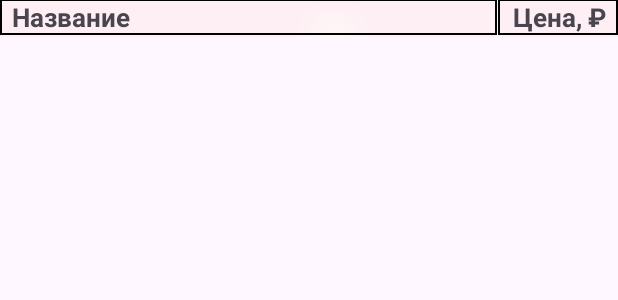
After one commit to Marina-Lyamina/Android_VetClinic, an Android app: the layout item_header_procedures.xml on its own in the app's theme, with its tools: preview values and no code run, on a phone screen of 412 x 824 dp. The commit adds this screen. Shown: the top 300 px of the screen. Run offline under Robolectric (Android 15) with nearby library versions, the light colour scheme and no system bars.

Commit message:
Update procedures fragment

```diff
--- /dev/null
+++ b/VetClinic/app/src/main/res/drawable/gradient_background.xml
@@ -0,0 +1,14 @@
+<shape
+    xmlns:android="http://schemas.android.com/apk/res/android"
+    android:shape="rectangle">
+
+    <gradient
+        android:type="radial"
+        android:centerX="54%"
+        android:centerY="98%"
+        android:startColor="#0AFFFF00"
+        android:endColor="#0AFF3B00"
+        android:gradientRadius="100%"
+        />
+
+</shape>
--- /dev/null
+++ b/VetClinic/app/src/main/res/drawable/item_header_procedures_border.xml
@@ -0,0 +1,4 @@
+<shape xmlns:android="http://schemas.android.com/apk/res/android">
+<!--    <solid android:color="@color/blue1"/>-->
+    <stroke android:color="@color/black" android:width="1dp"/>
+</shape>
--- /dev/null
+++ b/VetClinic/app/src/main/res/drawable/item_procedure_border.xml
@@ -0,0 +1,4 @@
+<shape xmlns:android="http://schemas.android.com/apk/res/android">
+    <solid android:color="@color/white"/>
+    <stroke android:color="@color/black" android:width="1dp"/>
+</shape>
--- /dev/null
+++ b/VetClinic/app/src/main/res/layout/item_header_procedures.xml
@@ -0,0 +1,33 @@
+<LinearLayout xmlns:android="http://schemas.android.com/apk/res/android"
+    android:layout_width="match_parent"
+    android:layout_height="wrap_content"
+    android:background="@drawable/gradient_background"
+    android:gravity="center_vertical"
+    android:orientation="horizontal">
+
+    <TextView
+        android:layout_width="0dp"
+        android:layout_height="wrap_content"
+        android:layout_marginEnd="0.3dp"
+        android:layout_marginBottom="0.3dp"
+        android:layout_weight="1"
+        android:background="@drawable/item_header_procedures_border"
+        android:paddingStart="8dp"
+        android:paddingEnd="16dp"
+        android:text="@string/title_name_procedure"
+        android:textSize="17sp"
+        android:textStyle="bold" />
+
+    <TextView
+        android:layout_width="wrap_content"
+        android:layout_height="wrap_content"
+        android:layout_marginBottom="0.3dp"
+        android:width="80dp"
+        android:background="@drawable/item_header_procedures_border"
+        android:gravity="end"
+        android:paddingStart="8dp"
+        android:paddingEnd="8dp"
+        android:text="@string/title_price_procedure"
+        android:textSize="17sp"
+        android:textStyle="bold" />
+</LinearLayout>
--- a/VetClinic/app/src/main/res/values/colors.xml
+++ b/VetClinic/app/src/main/res/values/colors.xml
@@ -2,4 +2,8 @@
 <resources>
     <color name="black">#FF000000</color>
     <color name="white">#FFFFFFFF</color>
+    <color name="blue1">#94A9F3</color>
+    <color name="blue2">#D9E0FB</color>
+    <color name="blue3">#3353D7</color>
+
 </resources>
--- a/VetClinic/app/src/main/res/values/strings.xml
+++ b/VetClinic/app/src/main/res/values/strings.xml
@@ -4,4 +4,6 @@
     <string name="menu_title_veterinarians">Врачи</string>
     <string name="menu_title_procedures">Процедуры</string>
     <string name="menu_title_account">Профиль</string>
+    <string name="title_name_procedure">Название</string>
+    <string name="title_price_procedure">Цена, ₽</string>
 </resources>
```
Also changed, not shown: VetClinic/app/src/main/java/ru/marinalyamina/vetclinic/adapters/ProcedureAdapter.kt (added, +54 -0 lines), VetClinic/app/src/main/java/ru/marinalyamina/vetclinic/fragments/ProceduresFragment.kt (+18 -48 lines), VetClinic/app/src/main/java/ru/marinalyamina/vetclinic/models/Procedure.java (added, +37 -0 lines), VetClinic/app/src/main/res/layout/fragment_procedures.xml (+6 -6 lines), VetClinic/app/src/main/res/layout/item_procedure.xml (added, +30 -0 lines).
